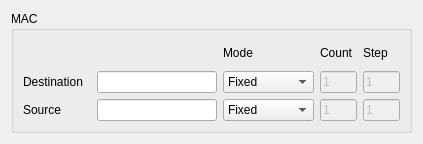
Before: the Qt Designer form common/mac.ui in pstavirs/ostinato, drawn with Qt 5.
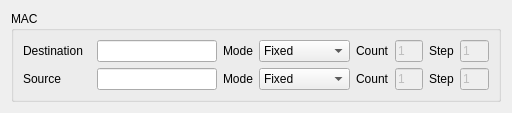
After: the same form once the commit is applied.

```diff
--- a/common/mac.ui
+++ b/common/mac.ui
@@ -5,8 +5,8 @@
    <rect>
     <x>0</x>
     <y>0</y>
-    <width>423</width>
-    <height>144</height>
+    <width>512</width>
+    <height>98</height>
    </rect>
   </property>
   <property name="windowTitle" >
@@ -19,28 +19,14 @@
       <string>MAC</string>
      </property>
      <layout class="QGridLayout" >
-      <item row="0" column="2" >
-       <widget class="QLabel" name="label_2" >
-        <property name="text" >
-         <string>Mode</string>
-        </property>
-       </widget>
-      </item>
-      <item row="0" column="4" >
-       <widget class="QLabel" name="label_5" >
-        <property name="text" >
-         <string>Step</string>
-        </property>
-       </widget>
-      </item>
-      <item row="1" column="0" >
+      <item row="0" column="0" >
        <widget class="QLabel" name="label" >
         <property name="text" >
          <string>Destination</string>
         </property>
        </widget>
       </item>
-      <item row="1" column="1" >
+      <item row="0" column="1" >
        <widget class="QLineEdit" name="leDstMac" >
         <property name="minimumSize" >
          <size>
@@ -56,7 +42,14 @@
         </property>
        </widget>
       </item>
-      <item row="1" column="2" >
+      <item row="0" column="2" >
+       <widget class="QLabel" name="label_2" >
+        <property name="text" >
+         <string>Mode</string>
+        </property>
+       </widget>
+      </item>
+      <item row="0" column="3" >
        <widget class="QComboBox" name="cmbDstMacMode" >
         <item>
          <property name="text" >
@@ -75,7 +68,14 @@
         </item>
        </widget>
       </item>
-      <item row="1" column="3" >
+      <item row="0" column="4" >
+       <widget class="QLabel" name="label_4" >
+        <property name="text" >
+         <string>Count</string>
+        </property>
+       </widget>
+      </item>
+      <item row="0" column="5" >
        <widget class="QLineEdit" name="leDstMacCount" >
         <property name="enabled" >
          <bool>false</bool>
@@ -88,7 +88,14 @@
         </property>
        </widget>
       </item>
-      <item row="1" column="4" >
+      <item row="0" column="6" >
+       <widget class="QLabel" name="label_5" >
+        <property name="text" >
+         <string>Step</string>
+        </property>
+       </widget>
+      </item>
+      <item row="0" column="7" >
        <widget class="QLineEdit" name="leDstMacStep" >
         <property name="enabled" >
          <bool>false</bool>
@@ -101,14 +108,14 @@
         </property>
        </widget>
       </item>
-      <item row="2" column="0" >
+      <item row="1" column="0" >
        <widget class="QLabel" name="label_3" >
         <property name="text" >
          <string>Source         </string>
         </property>
        </widget>
       </item>
-      <item row="2" column="1" >
+      <item row="1" column="1" >
        <widget class="QLineEdit" name="leSrcMac" >
         <property name="inputMask" >
          <string>>HH HH HH HH HH HH; </string>
@@ -118,7 +125,14 @@
         </property>
        </widget>
       </item>
-      <item row="2" column="2" >
+      <item row="1" column="2" >
+       <widget class="QLabel" name="label_8" >
+        <property name="text" >
+         <string>Mode</string>
+        </property>
+       </widget>
+      </item>
+      <item row="1" column="3" >
        <widget class="QComboBox" name="cmbSrcMacMode" >
         <item>
          <property name="text" >
@@ -137,7 +151,14 @@
         </item>
        </widget>
       </item>
-      <item row="2" column="3" >
+      <item row="1" column="4" >
+       <widget class="QLabel" name="label_7" >
+        <property name="text" >
+         <string>Count</string>
+        </property>
+       </widget>
+      </item>
+      <item row="1" column="5" >
        <widget class="QLineEdit" name="leSrcMacCount" >
         <property name="enabled" >
          <bool>false</bool>
@@ -147,7 +168,14 @@
         </property>
        </widget>
       </item>
-      <item row="2" column="4" >
+      <item row="1" column="6" >
+       <widget class="QLabel" name="label_6" >
+        <property name="text" >
+         <string>Step</string>
+        </property>
+       </widget>
+      </item>
+      <item row="1" column="7" >
        <widget class="QLineEdit" name="leSrcMacStep" >
         <property name="enabled" >
          <bool>false</bool>
@@ -160,29 +188,9 @@
         </property>
        </widget>
       </item>
-      <item row="0" column="3" >
-       <widget class="QLabel" name="label_4" >
-        <property name="text" >
-         <string>Count</string>
-        </property>
-       </widget>
-      </item>
      </layout>
     </widget>
    </item>
-   <item>
-    <spacer>
-     <property name="orientation" >
-      <enum>Qt::Horizontal</enum>
-     </property>
-     <property name="sizeHint" >
-      <size>
-       <width>40</width>
-       <height>20</height>
-      </size>
-     </property>
-    </spacer>
-   </item>
   </layout>
  </widget>
  <resources/>
```
